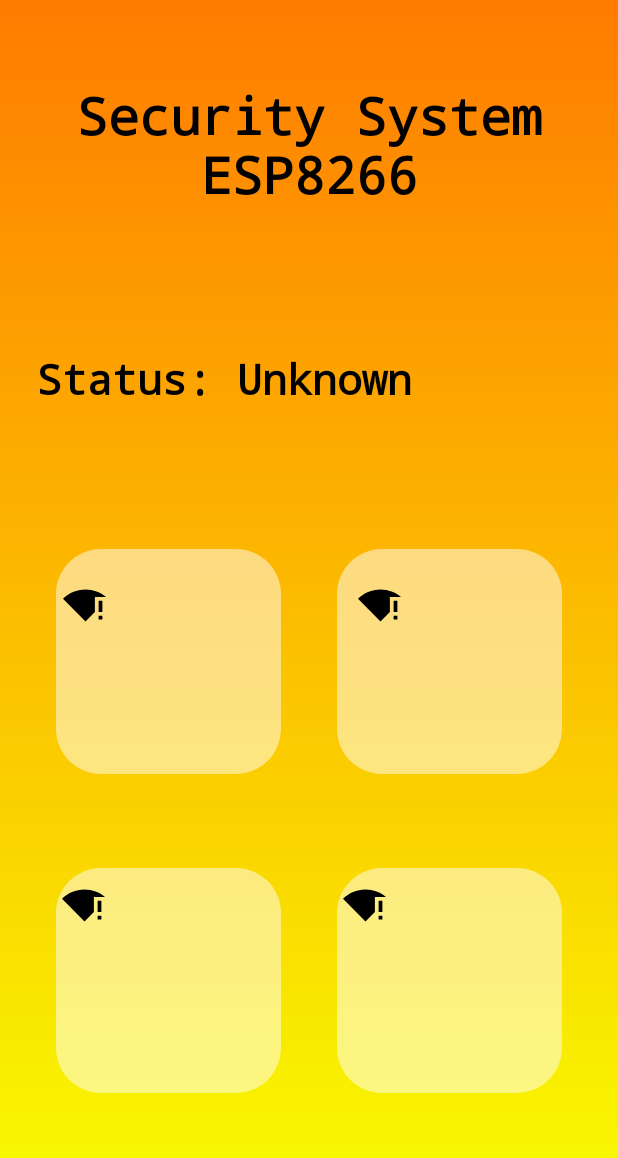
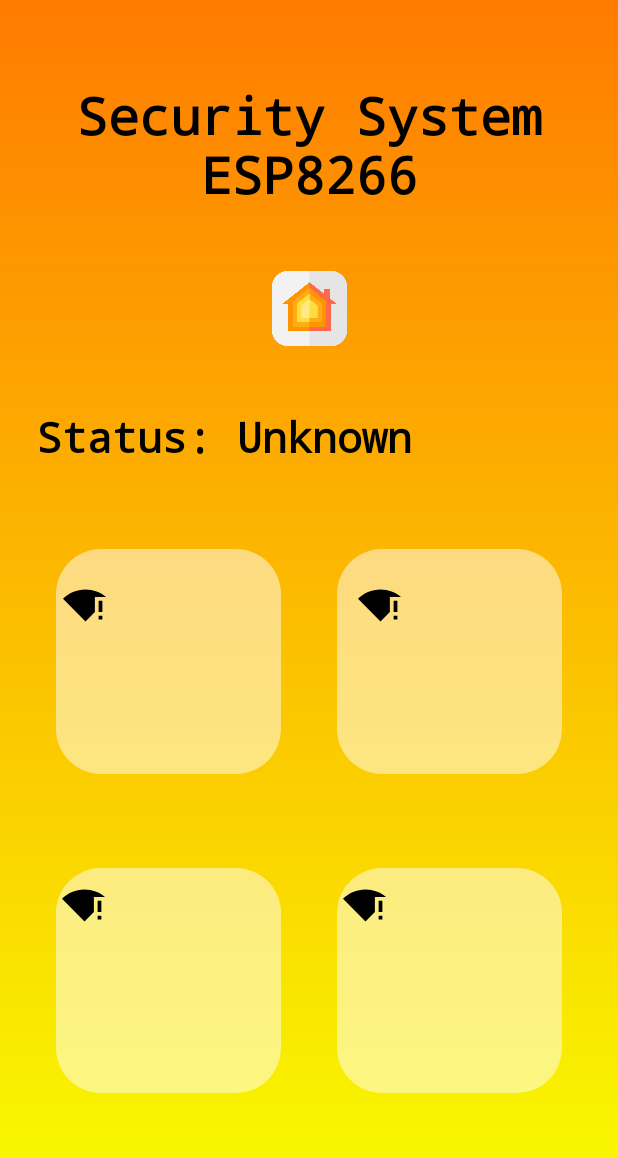
Before and after one commit to piotrrosinski77/Security-System-ESP8266, an Android app: the screen it shows after launch (MainActivity), on a phone screen of 412 x 824 dp. Shown: the top 1158 px of the screen. Run offline under Robolectric (Android 15) with nearby library versions, the phone set to English and light mode, and no system bars.

Commit message:
home icon inside

```diff
--- a/Security_System_App/app/src/main/res/layout/activity_main.xml
+++ b/Security_System_App/app/src/main/res/layout/activity_main.xml
@@ -134,6 +134,19 @@
         app:layout_constraintHorizontal_bias="0.152"
         app:layout_constraintStart_toStartOf="parent"
         app:layout_constraintTop_toBottomOf="@+id/textView3"
-        app:layout_constraintVertical_bias="0.5" />
+        app:layout_constraintVertical_bias="0.703" />
+
+    <ImageView
+        android:id="@+id/imageView"
+        android:layout_width="50dp"
+        android:layout_height="50dp"
+        app:layout_constraintBottom_toTopOf="@+id/textView10"
+        app:layout_constraintEnd_toEndOf="parent"
+        app:layout_constraintHorizontal_bias="0.5"
+        app:layout_constraintStart_toStartOf="parent"
+        app:layout_constraintTop_toBottomOf="@+id/textView3"
+        app:srcCompat="@drawable/apple"
+        android:contentDescription="@string/home_icon" />
+
 
 </androidx.constraintlayout.widget.ConstraintLayout>
--- a/Security_System_App/app/src/main/res/values/strings.xml
+++ b/Security_System_App/app/src/main/res/values/strings.xml
@@ -2,4 +2,5 @@
     <string name="app_name">Security System App</string>
     <string name="security_system_esp8266">Security System ESP8266</string>
     <string name="status_unknown">Status: Unknown</string>
+    <string name="home_icon">home icon</string>
 </resources>
```
Also changed, not shown: Security_System_App/app/src/main/res/drawable/apple.png (added).
